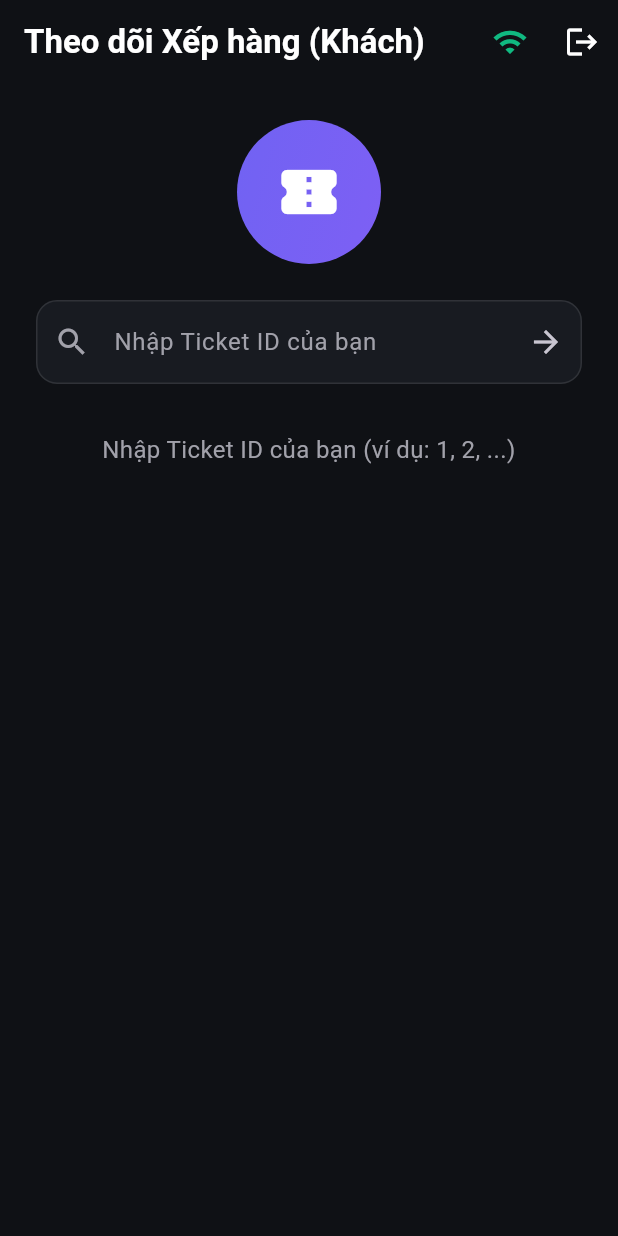
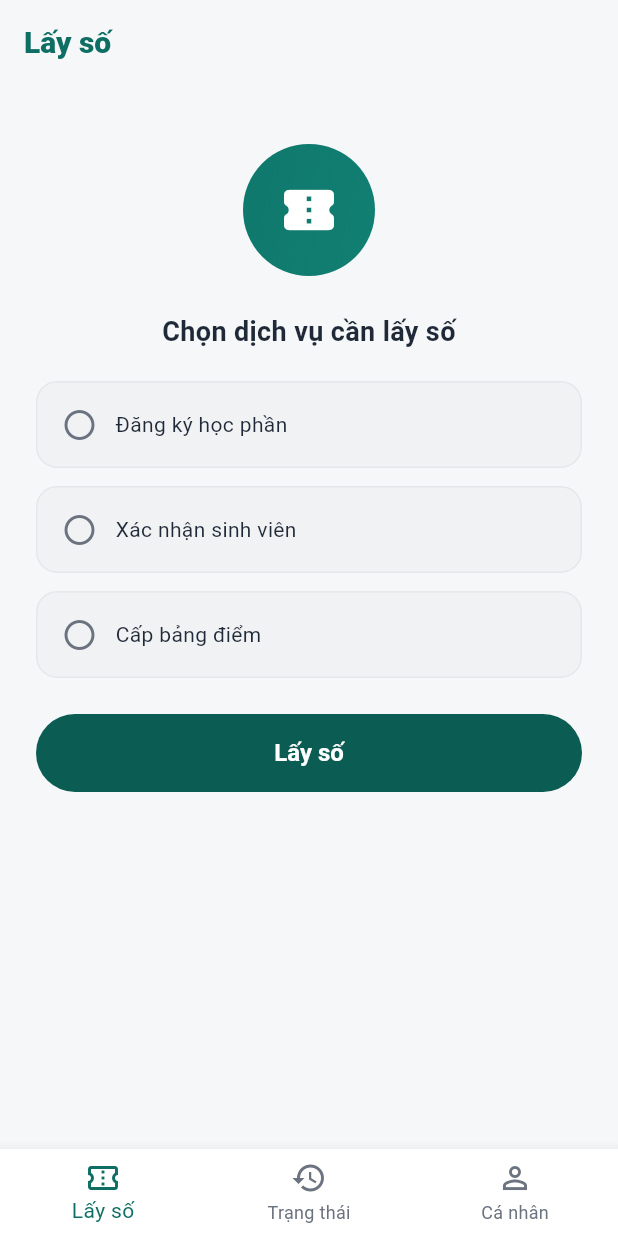
Before and after one commit to DuYB4ng/Smart-Queue-System-SQS-, a Flutter app: the screen it shows after launch, after a tap on "Đăng nhập", after a tap on "Tiếp tục với tư cách khách", on a phone screen of 412 x 824 dp. Run offline on Flutter 3.47's test engine with Material 3 defaults, Android fonts, the phone set to English and light mode, and no system bars; missing offline and left inert: signalr_netcore.

Commit message:
them giao dien co ban lat lam tiep hehe

```diff
--- a/sqs_mobile/lib/main.dart
+++ b/sqs_mobile/lib/main.dart
@@ -6,6 +6,7 @@ import 'package:signalr_netcore/signalr_client.dart';
 import 'theme/app_theme.dart';
 import 'services/auth_service.dart';
 import 'screens/login_screen.dart';
+import 'navigation_screen.dart';
 
 void main() {
   runApp(const SQSMobileApp());
@@ -49,7 +50,7 @@ class _AuthGateState extends State<AuthGate> {
   @override
   Widget build(BuildContext context) {
     if (_authResult != null || _asGuest) {
-      return TicketTrackerPage(
+      return MainNavigationScreen(
         authResult: _authResult,
         onLogout: _handleLogout,
       );
@@ -212,17 +213,14 @@ class _TicketTrackerPageState extends State<TicketTrackerPage> {
         foregroundColor: AppColors.textPrimary,
         elevation: 0,
         actions: [
-          Icon(
-            _isConnected ? Icons.wifi : Icons.wifi_off,
-            color: _isConnected ? AppColors.success : AppColors.danger,
-          ),
-          const SizedBox(width: 12),
-          IconButton(
-            icon: const Icon(Icons.logout),
-            tooltip: _isLoggedIn ? 'Đăng xuất' : 'Rời chế độ khách',
-            onPressed: widget.onLogout,
-          ),
-        ],
+  Padding(
+    padding: const EdgeInsets.only(right: 16),
+    child: Icon(
+      _isConnected ? Icons.wifi : Icons.wifi_off,
+      color: _isConnected ? AppColors.success : AppColors.danger,
+    ),
+  ),
+],
       ),
       body: Padding(
         padding: const EdgeInsets.all(24.0),
--- /dev/null
+++ b/sqs_mobile/lib/navigation_screen.dart
@@ -0,0 +1,69 @@
+import 'package:flutter/material.dart';
+import 'theme/app_theme.dart';
+import 'services/auth_service.dart';
+import 'main.dart'; // để dùng lại TicketTrackerPage
+import 'screens/take_number_screen.dart';
+import 'screens/profile_screen.dart';
+
+class MainNavigationScreen extends StatefulWidget {
+  final AuthResult? authResult;
+  final VoidCallback onLogout;
+
+  const MainNavigationScreen({
+    super.key,
+    required this.authResult,
+    required this.onLogout,
+  });
+
+  @override
+  State<MainNavigationScreen> createState() => _MainNavigationScreenState();
+}
+
+class _MainNavigationScreenState extends State<MainNavigationScreen> {
+  int _currentIndex = 0;
+
+  @override
+  Widget build(BuildContext context) {
+    final screens = [
+      // Tab 0: Lấy số
+      TakeNumberScreen(authResult: widget.authResult),
+
+      // Tab 1: Xem trạng thái
+      TicketTrackerPage(
+        authResult: widget.authResult,
+        onLogout: widget.onLogout,
+      ),
+
+      // Tab 2: Thông tin cá nhân
+      ProfileScreen(
+        authResult: widget.authResult,
+        onLogout: widget.onLogout,
+      ),
+    ];
+
+    return Scaffold(
+      body: IndexedStack(index: _currentIndex, children: screens),
+      bottomNavigationBar: BottomNavigationBar(
+        currentIndex: _currentIndex,
+        onTap: (index) => setState(() => _currentIndex = index),
+        type: BottomNavigationBarType.fixed,
+        selectedItemColor: AppColors.primary,
+        unselectedItemColor: AppColors.textSecondary,
+        items: const [
+          BottomNavigationBarItem(
+            icon: Icon(Icons.confirmation_number_outlined),
+            label: 'Lấy số',
+          ),
+          BottomNavigationBarItem(
+            icon: Icon(Icons.history_outlined),
+            label: 'Trạng thái',
+          ),
+          BottomNavigationBarItem(
+            icon: Icon(Icons.person_outline),
+            label: 'Cá nhân',
+          ),
+        ],
+      ),
+    );
+  }
+}
--- /dev/null
+++ b/sqs_mobile/lib/screens/profile_screen.dart
@@ -0,0 +1,114 @@
+import 'package:flutter/material.dart';
+import '../theme/app_theme.dart';
+import '../services/auth_service.dart';
+
+class ProfileScreen extends StatelessWidget {
+  final AuthResult? authResult;
+  final VoidCallback onLogout;
+
+  const ProfileScreen({
+    super.key,
+    required this.authResult,
+    required this.onLogout,
+  });
+
+  bool get _isLoggedIn => authResult != null;
+
+  @override
+  Widget build(BuildContext context) {
+    return Scaffold(
+      appBar: AppBar(
+        title: const Text('Thông tin cá nhân'),
+        backgroundColor: AppColors.bgPrimary,
+        foregroundColor: AppColors.textPrimary,
+        elevation: 0,
+      ),
+      body: SafeArea(
+        child: Padding(
+          padding: const EdgeInsets.all(24),
+          child: Column(
+            crossAxisAlignment: CrossAxisAlignment.stretch,
+            children: [
+              const SizedBox(height: 16),
+              Center(
+                child: Container(
+                  width: 96,
+                  height: 96,
+                  alignment: Alignment.center,
+                  decoration: const BoxDecoration(
+                    gradient: AppColors.accentGradient,
+                    shape: BoxShape.circle,
+                  ),
+                  child: Text(
+                    _isLoggedIn && authResult!.name.isNotEmpty
+                        ? authResult!.name[0].toUpperCase()
+                        : '?',
+                    style: const TextStyle(
+                      fontSize: 36,
+                      fontWeight: FontWeight.bold,
+                      color: Colors.white,
+                    ),
+                  ),
+                ),
+              ),
+              const SizedBox(height: 16),
+              Text(
+                _isLoggedIn ? authResult!.name : 'Khách',
+                textAlign: TextAlign.center,
+                style: const TextStyle(
+                  fontSize: 20,
+                  fontWeight: FontWeight.bold,
+                  color: AppColors.textPrimary,
+                ),
+              ),
+              const SizedBox(height: 4),
+              Text(
+                _isLoggedIn ? 'Tài khoản đã đăng nhập' : 'Đang dùng ở chế độ khách',
+                textAlign: TextAlign.center,
+                style: const TextStyle(color: AppColors.textSecondary),
+              ),
+              const SizedBox(height: 32),
+
+              // TODO: nếu AuthResult có thêm field (email, mã sinh viên...),
+              // thêm các dòng _InfoRow tương ứng ở đây.
+
+              const Spacer(),
+              OutlinedButton.icon(
+                onPressed: () => _confirmLogout(context),
+                icon: const Icon(Icons.logout),
+                label: Text(_isLoggedIn ? 'Đăng xuất' : 'Rời chế độ khách'),
+                style: OutlinedButton.styleFrom(
+                  foregroundColor: AppColors.danger,
+                  side: const BorderSide(color: AppColors.danger),
+                ),
+              ),
+            ],
+          ),
+        ),
+      ),
+    );
+  }
+
+  void _confirmLogout(BuildContext context) {
+    showDialog(
+      context: context,
+      builder: (ctx) => AlertDialog(
+        title: const Text('Đăng xuất'),
+        content: const Text('Bạn có chắc chắn muốn đăng xuất?'),
+        actions: [
+          TextButton(
+            onPressed: () => Navigator.of(ctx).pop(),
+            child: const Text('Hủy'),
+          ),
+          TextButton(
+            onPressed: () {
+              Navigator.of(ctx).pop();
+              onLogout();
+            },
+            child: const Text('Đăng xuất', style: TextStyle(color: AppColors.danger)),
+          ),
+        ],
+      ),
+    );
+  }
+}
--- /dev/null
+++ b/sqs_mobile/lib/screens/take_number_screen.dart
@@ -0,0 +1,273 @@
+import 'dart:convert';
+import 'package:flutter/material.dart';
+import 'package:http/http.dart' as http;
+import '../theme/app_theme.dart';
+import '../services/auth_service.dart';
+
+class TakeNumberScreen extends StatefulWidget {
+  final AuthResult? authResult;
+
+  const TakeNumberScreen({super.key, required this.authResult});
+
+  @override
+  State<TakeNumberScreen> createState() => _TakeNumberScreenState();
+}
+
+class _TakeNumberScreenState extends State<TakeNumberScreen> {
+  final String _baseUrl = 'http://10.0.2.2:5000';
+
+  // TODO: thay bằng danh sách dịch vụ thật, lấy từ API (GET /services)
+  final List<String> _services = const [
+    'Đăng ký học phần',
+    'Xác nhận sinh viên',
+    'Cấp bảng điểm',
+  ];
+
+  String? _selectedService;
+  bool _isLoading = false;
+  String? _errorMessage;
+  Map<String, dynamic>? _ticketResult;
+
+  Map<String, String> get _authHeaders => {
+        'Content-Type': 'application/json',
+        if (widget.authResult != null)
+          'Authorization': 'Bearer ${widget.authResult!.token}',
+      };
+
+  Future<void> _takeNumber() async {
+    if (_selectedService == null) {
+      setState(() => _errorMessage = 'Vui lòng chọn dịch vụ');
+      return;
+    }
+
+    setState(() {
+      _isLoading = true;
+      _errorMessage = null;
+    });
+
+    try {
+      // TODO: sửa endpoint + body theo đúng API backend của bạn
+      final response = await http.post(
+        Uri.parse('$_baseUrl/tickets'),
+        headers: _authHeaders,
+        body: jsonEncode({'serviceName': _selectedService}),
+      );
+
+      if (response.statusCode == 200 || response.statusCode == 201) {
+        final data = jsonDecode(response.body) as Map<String, dynamic>;
+        setState(() {
+          _ticketResult = data;
+          _isLoading = false;
+        });
+      } else {
+        setState(() {
+          _errorMessage = 'Lấy số thất bại (${response.statusCode})';
+          _isLoading = false;
+        });
+      }
+    } catch (e) {
+      setState(() {
+        _errorMessage = 'Không thể kết nối đến máy chủ.';
+        _isLoading = false;
+      });
+    }
+  }
+
+  void _reset() {
+    setState(() {
+      _ticketResult = null;
+      _selectedService = null;
+      _errorMessage = null;
+    });
+  }
+
+  @override
+  Widget build(BuildContext context) {
+    return Scaffold(
+      appBar: AppBar(
+        title: const Text('Lấy số'),
+        backgroundColor: AppColors.bgPrimary,
+        foregroundColor: AppColors.textPrimary,
+        elevation: 0,
+      ),
+      body: SafeArea(
+        child: Padding(
+          padding: const EdgeInsets.all(24),
+          child: _ticketResult != null ? _buildResultView() : _buildFormView(),
+        ),
+      ),
+    );
+  }
+
+  Widget _buildFormView() {
+    return Column(
+      crossAxisAlignment: CrossAxisAlignment.stretch,
+      children: [
+        const SizedBox(height: 16),
+        Container(
+          width: 88,
+          height: 88,
+          alignment: Alignment.center,
+          margin: const EdgeInsets.only(bottom: 24),
+          decoration: const BoxDecoration(
+            gradient: AppColors.accentGradient,
+            shape: BoxShape.circle,
+          ),
+          child: const Icon(Icons.confirmation_number_rounded,
+              size: 40, color: Colors.white),
+        ),
+        const Text(
+          'Chọn dịch vụ cần lấy số',
+          textAlign: TextAlign.center,
+          style: TextStyle(
+            fontSize: 18,
+            fontWeight: FontWeight.bold,
+            color: AppColors.textPrimary,
+          ),
+        ),
+        const SizedBox(height: 20),
+
+        if (_errorMessage != null) ...[
+          Container(
+            padding: const EdgeInsets.symmetric(horizontal: 14, vertical: 12),
+            decoration: BoxDecoration(
+              color: AppColors.danger.withValues(alpha: 0.12),
+              borderRadius: BorderRadius.circular(12),
+            ),
+            child: Text(_errorMessage!,
+                style: const TextStyle(color: AppColors.danger)),
+          ),
+          const SizedBox(height: 16),
+        ],
+
+        ..._services.map((service) => Padding(
+              padding: const EdgeInsets.only(bottom: 12),
+              child: _ServiceOption(
+                label: service,
+                selected: _selectedService == service,
+                onTap: () => setState(() => _selectedService = service),
+              ),
+            )),
+
+        const SizedBox(height: 12),
+        ElevatedButton(
+          onPressed: _isLoading ? null : _takeNumber,
+          child: _isLoading
+              ? const SizedBox(
+                  height: 22,
+                  width: 22,
+                  child: CircularProgressIndicator(
+                      strokeWidth: 2.5, color: Colors.white),
+                )
+              : const Text('Lấy số'),
+        ),
+      ],
+    );
+  }
+
+  Widget _buildResultView() {
+    final data = _ticketResult!;
+    // TODO: đổi tên field cho khớp response thật của API
+    final number = data['number']?.toString() ?? data['ticketId']?.toString() ?? '---';
+    final service = data['serviceName']?.toString() ?? _selectedService ?? '';
+    final peopleAhead = data['peopleAhead']?.toString() ?? '0';
+
+    return Center(
+      child: SingleChildScrollView(
+        child: Column(
+          mainAxisSize: MainAxisSize.min,
+          children: [
+            const Icon(Icons.check_circle, color: AppColors.success, size: 72),
+            const SizedBox(height: 16),
+            const Text(
+              'Lấy số thành công!',
+              style: TextStyle(
+                fontSize: 22,
+                fontWeight: FontWeight.bold,
+                color: AppColors.primary,
+              ),
+            ),
+            const SizedBox(height: 24),
+            Container(
+              width: double.infinity,
+              padding: const EdgeInsets.symmetric(vertical: 28, horizontal: 20),
+              decoration: BoxDecoration(
+                color: AppColors.boxBg,
+                borderRadius: BorderRadius.circular(16),
+              ),
+              child: Column(
+                children: [
+                  const Text('Số thứ tự của bạn',
+                      style: TextStyle(color: AppColors.textSecondary)),
+                  const SizedBox(height: 8),
+                  Text(
+                    number,
+                    style: const TextStyle(
+                      fontSize: 48,
+                      fontWeight: FontWeight.bold,
+                      color: AppColors.primary,
+                    ),
+                  ),
+                  const SizedBox(height: 12),
+                  Text('Dịch vụ: $service',
+                      style: const TextStyle(
+                          fontWeight: FontWeight.w600,
+                          color: AppColors.textPrimary)),
+                  const SizedBox(height: 8),
+                  Text('Đang có $peopleAhead người chờ trước bạn',
+                      style: const TextStyle(color: AppColors.warning)),
+                ],
+              ),
+            ),
+            const SizedBox(height: 24),
+            ElevatedButton(
+              onPressed: _reset,
+              child: const Text('Lấy số khác'),
+            ),
+          ],
+        ),
+      ),
+    );
+  }
+}
+
+class _ServiceOption extends StatelessWidget {
+  final String label;
+  final bool selected;
+  final VoidCallback onTap;
+
+  const _ServiceOption({
+    required this.label,
+    required this.selected,
+    required this.onTap,
+  });
+
+  @override
+  Widget build(BuildContext context) {
+    return InkWell(
+      onTap: onTap,
+      borderRadius: BorderRadius.circular(14),
+      child: Container(
+        padding: const EdgeInsets.symmetric(horizontal: 16, vertical: 16),
+        decoration: BoxDecoration(
+          color: selected ? AppColors.primary.withValues(alpha: 0.08) : AppColors.boxBg,
+          borderRadius: BorderRadius.circular(14),
+          border: Border.all(
+            color: selected ? AppColors.primary : AppColors.border,
+            width: selected ? 1.5 : 1,
+          ),
+        ),
+        child: Row(
+          children: [
+            Icon(
+              selected ? Icons.radio_button_checked : Icons.radio_button_off,
+              color: selected ? AppColors.primary : AppColors.textSecondary,
+            ),
+            const SizedBox(width: 12),
+            Text(label, style: const TextStyle(color: AppColors.textPrimary)),
+          ],
+        ),
+      ),
+    );
+  }
+}
--- a/sqs_mobile/lib/theme/app_theme.dart
+++ b/sqs_mobile/lib/theme/app_theme.dart
@@ -1,51 +1,80 @@
 import 'package:flutter/material.dart';
 
-/// Bảng màu đồng bộ với sqs-web (index.css: --accent-primary #6366f1,
-/// --accent-secondary #8b5cf6, --bg-primary #0f1115) để app mobile và web
-/// cùng một nhận diện thương hiệu.
+/// Bảng màu đồng bộ với SQS Customer (light theme):
+/// - Primary: xanh teal đậm (logo, tiêu đề, số thứ tự "004", nút chính)
+/// - Success: xanh lá (icon check thành công)
+/// - Warning: cam (text "Đang có 0 người chờ trước bạn")
+/// - Nền: trắng / xám rất nhạt
 class AppColors {
-  static const bgPrimary = Color(0xFF0F1115);
-  static const bgSecondary = Color(0xFF181B21);
-  static const cardBg = Color(0xFF1E222A);
-  static const accentPrimary = Color(0xFF6366F1);
-  static const accentSecondary = Color(0xFF8B5CF6);
-  static const textPrimary = Colors.white;
-  static const textSecondary = Color(0xFFA1A1AA);
-  static const success = Color(0xFF10B981);
+  static const bgPrimary = Color(0xFFF5F7F8);      // nền ngoài, hơi xám-xanh
+  static const bgSecondary = Color(0xFFEFF2F3);     // nền phụ
+  static const cardBg = Colors.white;               // nền card chính
+  static const boxBg = Color(0xFFF1F2F4);           // box xám chứa "Số thứ tự"
+
+  static const primary = Color(0xFF0E6E64);         // teal đậm chủ đạo
+  static const primaryDark = Color(0xFF0B5C53);     // teal đậm hơn (nút)
+  static const primaryLight = Color(0xFF13897B);    // teal nhạt hơn
+
+  static const accentPrimary = primary;
+static const accentSecondary = primaryLight;
+
+  static const success = Color(0xFF22C55E);         // icon check xanh lá
+  static const warning = Color(0xFFE8A33D);         // text cam "đang chờ"
   static const danger = Color(0xFFEF4444);
-  static const border = Color(0x1AFFFFFF); // white 10%
+
+  static const textPrimary = Color(0xFF1F2937);     // chữ đen/đậm
+  static const textSecondary = Color(0xFF6B7280);   // chữ xám phụ
+  static const border = Color(0xFFE5E7EB);
 
   static const accentGradient = LinearGradient(
     begin: Alignment.topLeft,
     end: Alignment.bottomRight,
-    colors: [accentPrimary, accentSecondary],
+    colors: [primary, primaryLight],
   );
 }
 
 ThemeData buildAppTheme() {
   final base = ThemeData(
     useMaterial3: true,
-    brightness: Brightness.dark,
+    brightness: Brightness.light,
     scaffoldBackgroundColor: AppColors.bgPrimary,
     colorScheme: ColorScheme.fromSeed(
-      seedColor: AppColors.accentPrimary,
-      brightness: Brightness.dark,
+      seedColor: AppColors.primary,
+      brightness: Brightness.light,
     ).copyWith(
-      primary: AppColors.accentPrimary,
-      secondary: AppColors.accentSecondary,
+      primary: AppColors.primary,
+      secondary: AppColors.primaryLight,
       surface: AppColors.cardBg,
       error: AppColors.danger,
     ),
   );
 
   return base.copyWith(
+    appBarTheme: const AppBarTheme(
+      backgroundColor: Colors.white,
+      foregroundColor: AppColors.primary,
+      elevation: 0.5,
+      centerTitle: false,
+      titleTextStyle: TextStyle(
+        color: AppColors.primary,
+        fontSize: 20,
+        fontWeight: FontWeight.w800,
+      ),
+      iconTheme: IconThemeData(color: AppColors.primary),
+    ),
     textTheme: base.textTheme.apply(
       bodyColor: AppColors.textPrimary,
       displayColor: AppColors.textPrimary,
     ),
+    cardTheme: CardThemeData(
+      color: AppColors.cardBg,
+      elevation: 2,
+      shadowColor: Colors.black.withOpacity(0.06),
+      shape: RoundedRectangleBorder(borderRadius: BorderRadius.circular(20)),
+    ),
     inputDecorationTheme: InputDecorationTheme(
       filled: true,
-      fillColor: AppColors.bgSecondary,
+      fillColor: AppColors.boxBg,
       contentPadding: const EdgeInsets.symmetric(horizontal: 16, vertical: 16),
       border: OutlineInputBorder(
         borderRadius: BorderRadius.circular(14),
@@ -57,7 +86,7 @@ ThemeData buildAppTheme() {
       ),
       focusedBorder: OutlineInputBorder(
         borderRadius: BorderRadius.circular(14),
-        borderSide: const BorderSide(color: AppColors.accentPrimary, width: 1.5),
+        borderSide: const BorderSide(color: AppColors.primary, width: 1.5),
       ),
       errorBorder: OutlineInputBorder(
         borderRadius: BorderRadius.circular(14),
@@ -68,15 +97,26 @@ ThemeData buildAppTheme() {
     ),
     elevatedButtonTheme: ElevatedButtonThemeData(
       style: ElevatedButton.styleFrom(
-        backgroundColor: AppColors.accentPrimary,
+        backgroundColor: AppColors.primaryDark,
         foregroundColor: Colors.white,
         minimumSize: const Size.fromHeight(52),
-        shape: RoundedRectangleBorder(borderRadius: BorderRadius.circular(14)),
-        textStyle: const TextStyle(fontSize: 16, fontWeight: FontWeight.w600),
+        shape: RoundedRectangleBorder(borderRadius: BorderRadius.circular(30)),
+        textStyle: const TextStyle(fontSize: 16, fontWeight: FontWeight.w700),
+        elevation: 0,
       ),
     ),
     textButtonTheme: TextButtonThemeData(
-      style: TextButton.styleFrom(foregroundColor: AppColors.accentSecondary),
+      style: TextButton.styleFrom(foregroundColor: AppColors.primary),
     ),
+    outlinedButtonTheme: OutlinedButtonThemeData(
+      style: OutlinedButton.styleFrom(
+        foregroundColor: AppColors.primary,
+        side: const BorderSide(color: AppColors.primary),
+        minimumSize: const Size.fromHeight(52),
+        shape: RoundedRectangleBorder(borderRadius: BorderRadius.circular(30)),
+      ),
+    ),
+    iconTheme: const IconThemeData(color: AppColors.primary),
+    dividerTheme: const DividerThemeData(color: AppColors.border, thickness: 1),
   );
 }
```
